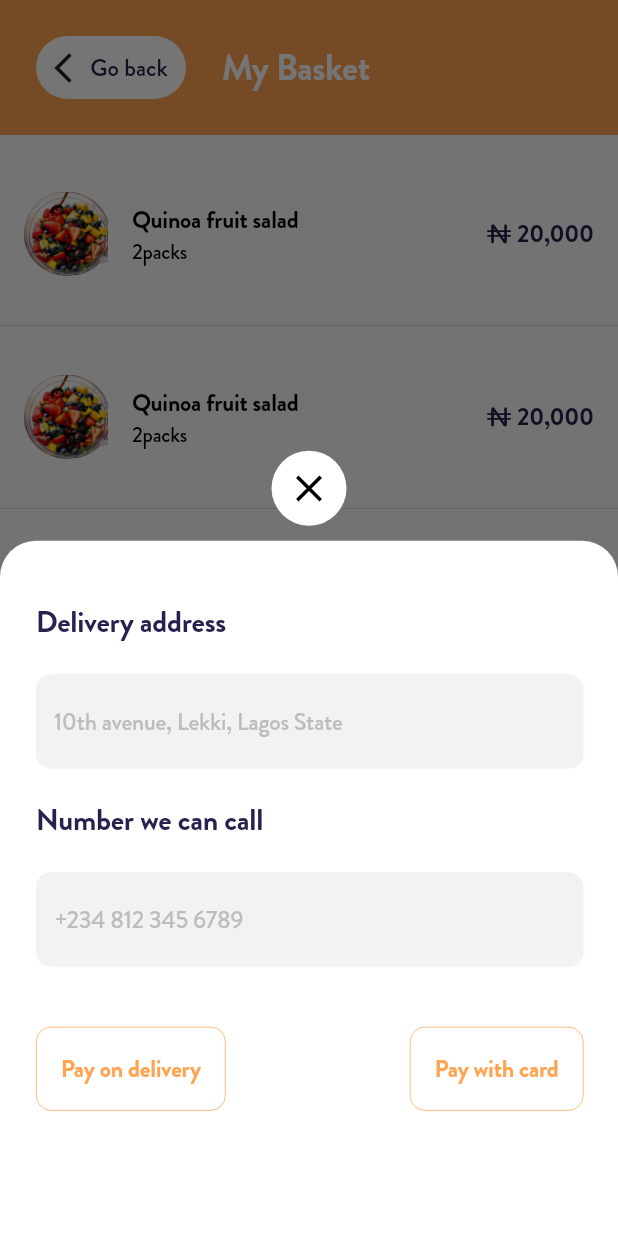
After one commit to Sanjarbek17/e-commerce-mobile-app, a Flutter app: the CartScreen screen opened by its route, after a tap on "Checkout", on a phone screen of 412 x 824 dp. The commit adds this screen. Run offline on Flutter 3.47's test engine with Material 2 defaults, Android fonts, the phone set to English and light mode, and no system bars; our stand-ins replace flutter_svg.

Commit message:
delivery sheet is done

```diff
--- a/lib/screens/cart_screen.dart
+++ b/lib/screens/cart_screen.dart
@@ -1,3 +1,4 @@
+import 'package:e_commerce_mobile_app/widgets/bottom_sheets/delivery_sheet.dart';
 import 'package:e_commerce_mobile_app/widgets/custom_back_button.dart';
 import 'package:e_commerce_mobile_app/widgets/sum_show.dart';
 import 'package:e_commerce_mobile_app/widgets/yellow_button.dart';
@@ -32,6 +33,7 @@ class CartScreen extends StatelessWidget {
           ),
           Expanded(
             child: ListView.separated(
+              padding: const EdgeInsets.only(top: 30),
               itemBuilder: (context, index) {
                 return ListTile(
                   leading: Image.asset('assets/images/salad.png'),
@@ -44,23 +46,36 @@ class CartScreen extends StatelessWidget {
                 );
               },
               separatorBuilder: (context, index) {
-                return const Divider();
+                return const Divider(
+                  height: 50,
+                );
               },
-              itemCount: 5,
+              itemCount: 6,
             ),
           ),
-          const Padding(
-            padding: EdgeInsets.all(25.0),
+          Padding(
+            padding: const EdgeInsets.all(25.0),
             child: Row(
               mainAxisAlignment: MainAxisAlignment.spaceBetween,
               children: [
-                SumShow(
+                const SumShow(
                   iconColor: Color(0xFF27214D),
                   iconHeight: 15,
                   iconWidth: 20,
                   text: Text('60,000', style: TextStyle(color: Color(0xFF27214D), fontSize: 24, fontFamily: 'Brandon Grotesque', fontWeight: FontWeight.w500, letterSpacing: -0.24)),
                 ),
-                YellowButton(name: 'Checkout'),
+                YellowButton(
+                  name: 'Checkout',
+                  onPressed: () {
+                    showModalBottomSheet(
+                      backgroundColor: Colors.transparent,
+                      context: context,
+                      builder: (context) {
+                        return const DeliverySheet();
+                      },
+                    );
+                  },
+                ),
               ],
             ),
           )
--- /dev/null
+++ b/lib/widgets/bottom_sheets/delivery_sheet.dart
@@ -0,0 +1,58 @@
+import 'package:flutter/material.dart';
+
+import 'input_field.dart';
+import 'small_button.dart';
+
+class DeliverySheet extends StatelessWidget {
+  const DeliverySheet({super.key});
+
+  @override
+  Widget build(BuildContext context) {
+    return Stack(
+      clipBehavior: Clip.none,
+      alignment: Alignment.topCenter,
+      children: [
+        Transform.translate(
+          offset: Offset(0, -60),
+          child: Container(
+            width: 50,
+            height: 50,
+            decoration: BoxDecoration(
+              color: Colors.white,
+              borderRadius: BorderRadius.circular(50),
+            ),
+            child: const Icon(Icons.clear, color: Colors.black, size: 30),
+          ),
+        ),
+        Container(
+          padding: const EdgeInsets.only(top: 40.0, left: 24, right: 23),
+          decoration: const ShapeDecoration(
+            color: Colors.white,
+            shape: RoundedRectangleBorder(
+              borderRadius: BorderRadius.only(
+                topLeft: Radius.circular(24),
+                topRight: Radius.circular(24),
+              ),
+            ),
+          ),
+          child: const Column(
+            crossAxisAlignment: CrossAxisAlignment.start,
+            children: [
+              InputField(name: 'Delivery address', hintText: '10th avenue, Lekki, Lagos State'),
+              SizedBox(height: 20),
+              InputField(name: 'Number we can call', hintText: '+234 812 345 6789'),
+              SizedBox(height: 40),
+              Row(
+                mainAxisAlignment: MainAxisAlignment.spaceBetween,
+                children: [
+                  SmallButton(name: 'Pay on delivery'),
+                  SmallButton(name: 'Pay with card'),
+                ],
+              )
+            ],
+          ),
+        ),
+      ],
+    );
+  }
+}
--- /dev/null
+++ b/lib/widgets/bottom_sheets/input_field.dart
@@ -0,0 +1,58 @@
+import 'package:flutter/material.dart';
+
+class InputField extends StatelessWidget {
+  final String name;
+  final String hintText;
+  const InputField({
+    super.key,
+    required this.name,
+    required this.hintText,
+  });
+
+  @override
+  Widget build(BuildContext context) {
+    return Column(
+      crossAxisAlignment: CrossAxisAlignment.start,
+      mainAxisSize: MainAxisSize.min,
+      children: [
+        Text(
+          name,
+          style: const TextStyle(
+            color: Color(0xFF27214D),
+            fontSize: 20,
+            fontFamily: 'Brandon Grotesque',
+            fontWeight: FontWeight.w500,
+            letterSpacing: -0.20,
+          ),
+        ),
+        const SizedBox(height: 20),
+        TextField(
+          decoration: InputDecoration(
+            hintText: hintText,
+            hintStyle: const TextStyle(
+              color: Color(0xFFBDBDBD),
+              fontSize: 16,
+              fontFamily: 'Brandon Grotesque',
+              fontWeight: FontWeight.w400,
+              letterSpacing: -0.16,
+            ),
+            filled: true,
+            fillColor: const Color(0xFFF3F1F1),
+            border: OutlineInputBorder(
+              borderRadius: BorderRadius.circular(10),
+              borderSide: BorderSide.none,
+            ),
+            enabledBorder: OutlineInputBorder(
+              borderRadius: BorderRadius.circular(10),
+              borderSide: BorderSide.none,
+            ),
+            focusedBorder: OutlineInputBorder(
+              borderRadius: BorderRadius.circular(10),
+              borderSide: BorderSide.none,
+            ),
+          ),
+        ),
+      ],
+    );
+  }
+}
--- /dev/null
+++ b/lib/widgets/bottom_sheets/small_button.dart
@@ -0,0 +1,35 @@
+import 'package:flutter/material.dart';
+
+class SmallButton extends StatelessWidget {
+  final String name;
+  const SmallButton({
+    super.key,
+    required this.name,
+  });
+
+  @override
+  Widget build(BuildContext context) {
+    return Container(
+      height: 56,
+      padding: const EdgeInsets.all(16),
+      clipBehavior: Clip.antiAlias,
+      decoration: ShapeDecoration(
+        shape: RoundedRectangleBorder(
+          side: const BorderSide(width: 0.50, color: Color(0xFFFFA451)),
+          borderRadius: BorderRadius.circular(10),
+        ),
+      ),
+      child: Text(
+        name,
+        textAlign: TextAlign.center,
+        style: const TextStyle(
+          color: Color(0xFFFFA451),
+          fontSize: 16,
+          fontFamily: 'Brandon Grotesque',
+          fontWeight: FontWeight.w500,
+          letterSpacing: -0.16,
+        ),
+      ),
+    );
+  }
+}
```
Also changed, not shown: assets/svg/clear.svg (added).
